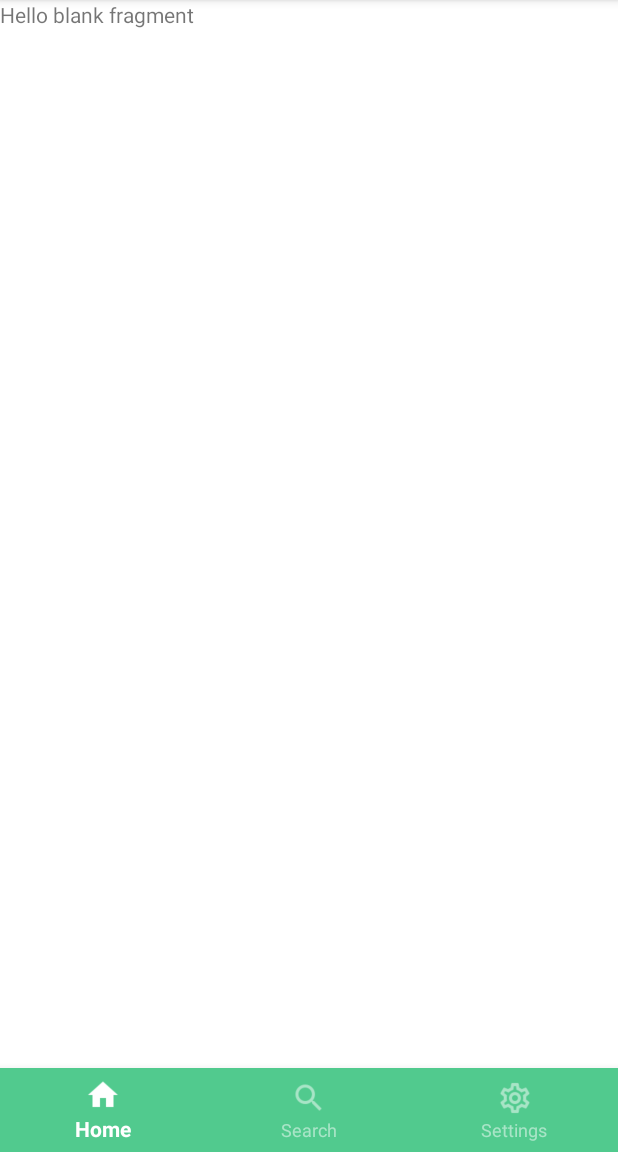
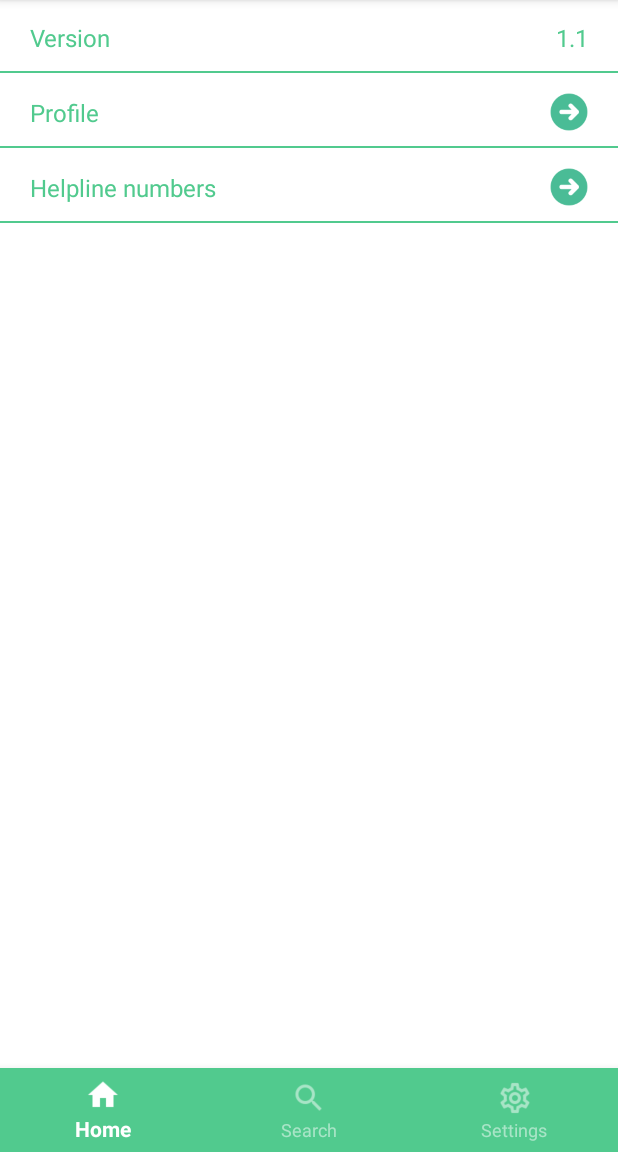
Before and after one commit to afshanaffu26/Flavours_Android, an Android app: the fragment SettingsFragment placed in its activity, on a phone screen of 412 x 824 dp, the part 84-1236 px from its top. Run offline under Robolectric (Android 15) with nearby library versions, the phone set to English and light mode, and no system bars.

Commit message:
Settings and Profile UI and Navigations

```diff
--- a/app/src/main/AndroidManifest.xml
+++ b/app/src/main/AndroidManifest.xml
@@ -9,7 +9,8 @@
         android:roundIcon="@mipmap/ic_launcher_round"
         android:supportsRtl="true"
         android:theme="@style/AppTheme">
-        <activity android:name=".HomeActivity"></activity>
+        <activity android:name=".ProfileActivity"></activity>
+        <activity android:name=".HomeActivity" />
         <activity android:name=".LoginActivity" />
         <activity android:name=".MainActivity">
             <intent-filter>
--- a/app/src/main/java/com/example/flavours/SettingsFragment.java
+++ b/app/src/main/java/com/example/flavours/SettingsFragment.java
@@ -1,5 +1,7 @@
 package com.example.flavours;
 
+import android.app.Activity;
+import android.content.Intent;
 import android.os.Bundle;
 
 import androidx.fragment.app.Fragment;
@@ -7,13 +9,14 @@ import androidx.fragment.app.Fragment;
 import android.view.LayoutInflater;
 import android.view.View;
 import android.view.ViewGroup;
+import android.widget.ImageView;
 
 /**
  * A simple {@link Fragment} subclass.
  * Use the {@link SettingsFragment#newInstance} factory method to
  * create an instance of this fragment.
  */
-public class SettingsFragment extends Fragment {
+public class SettingsFragment extends Fragment implements View.OnClickListener {
 
     // TODO: Rename parameter arguments, choose names that match
     // the fragment initialization parameters, e.g. ARG_ITEM_NUMBER
@@ -59,6 +62,28 @@ public class SettingsFragment extends Fragment {
     public View onCreateView(LayoutInflater inflater, ViewGroup container,
                              Bundle savedInstanceState) {
         // Inflate the layout for this fragment
-        return inflater.inflate(R.layout.fragment_settings, container, false);
+        // return inflater.inflate(R.layout.fragment_settings, container, false);
+        View v = inflater.inflate(R.layout.fragment_settings, container, false);
+
+        ImageView imgProfileBtn = v.findViewById(R.id.imgProfileBtn);
+        imgProfileBtn.setOnClickListener(this);
+        ImageView imgHelplineBtn = v.findViewById(R.id.imgHelplineBtn);
+        imgHelplineBtn.setOnClickListener(this);
+        return v;
+    }
+    @Override
+    public void onClick(View v) {
+        switch (v.getId()) {
+            case R.id.imgProfileBtn:
+                Intent i = new Intent(getActivity(), ProfileActivity.class);
+                startActivity(i);
+                ((Activity) getActivity()).overridePendingTransition(0, 0);
+                break;
+            case R.id.imgHelplineBtn:
+//                Intent intent = new Intent(getActivity(), HelplineActivity.class);
+//                startActivity(intent);
+//                ((Activity) getActivity()).overridePendingTransition(0, 0);
+                break;
+        }
     }
 }
--- a/app/src/main/res/layout/fragment_settings.xml
+++ b/app/src/main/res/layout/fragment_settings.xml
@@ -1,14 +1,128 @@
 <?xml version="1.0" encoding="utf-8"?>
 <FrameLayout xmlns:android="http://schemas.android.com/apk/res/android"
+    xmlns:app="http://schemas.android.com/apk/res-auto"
     xmlns:tools="http://schemas.android.com/tools"
     android:layout_width="match_parent"
     android:layout_height="match_parent"
+    android:background="@color/colorWhite"
     tools:context=".SettingsFragment">
 
-    <!-- TODO: Update blank fragment layout -->
-    <TextView
+    <LinearLayout
         android:layout_width="match_parent"
         android:layout_height="match_parent"
-        android:text="@string/hello_blank_fragment" />
+        android:orientation="vertical">
 
+        <RelativeLayout
+            android:layout_width="match_parent"
+            android:layout_height="50dp">
+
+            <TextView
+                android:id="@+id/textView13"
+                android:layout_width="wrap_content"
+                android:layout_height="wrap_content"
+                android:layout_alignParentStart="true"
+                android:layout_alignParentLeft="true"
+                android:layout_centerVertical="true"
+                android:layout_marginStart="20dp"
+                android:layout_marginLeft="20dp"
+                android:text="Version"
+                android:textColor="@color/myTextColor"
+                android:textSize="16sp" />
+
+            <TextView
+                android:id="@+id/textView14"
+                android:layout_width="wrap_content"
+                android:layout_centerVertical="true"
+                android:layout_height="wrap_content"
+                android:layout_alignParentEnd="true"
+                android:layout_alignParentRight="true"
+                android:layout_marginEnd="20dp"
+                android:textSize="16sp"
+                android:layout_marginRight="20dp"
+                android:textColor="@color/myMainColor"
+                android:text="1.1" />
+
+            <TextView
+                android:id="@+id/textView15"
+                android:layout_width="match_parent"
+                android:layout_height="1dp"
+                android:layout_alignParentBottom="true"
+                android:layout_marginBottom="1dp"
+                android:background="@color/colorPrimary" />
+
+        </RelativeLayout>
+
+        <RelativeLayout
+            android:layout_width="match_parent"
+            android:layout_height="50dp">
+
+            <TextView
+                android:id="@+id/textView12"
+                android:layout_width="wrap_content"
+                android:layout_height="wrap_content"
+                android:layout_alignParentStart="true"
+                android:layout_alignParentLeft="true"
+                android:layout_centerVertical="true"
+                android:layout_marginStart="20dp"
+                android:layout_marginLeft="20dp"
+                android:text="Profile"
+                android:textColor="@color/myTextColor"
+                android:textSize="16sp" />
+
+            <ImageView
+                android:id="@+id/imgProfileBtn"
+                android:layout_width="25dp"
+                android:layout_height="25dp"
+                android:layout_alignParentEnd="true"
+                android:layout_alignParentRight="true"
+                android:layout_centerVertical="true"
+                android:layout_marginEnd="20dp"
+                android:layout_marginRight="20dp"
+                android:src="@drawable/next" />
+            <TextView
+                android:id="@+id/textView16"
+                android:layout_width="match_parent"
+                android:layout_height="1dp"
+                android:layout_alignParentBottom="true"
+                android:layout_marginBottom="1dp"
+                android:background="@color/colorPrimary" />
+        </RelativeLayout>
+
+        <RelativeLayout
+            android:layout_width="match_parent"
+            android:layout_height="50dp">
+
+            <TextView
+                android:id="@+id/textView11"
+                android:layout_width="wrap_content"
+                android:layout_height="wrap_content"
+                android:layout_alignParentStart="true"
+                android:layout_alignParentLeft="true"
+                android:layout_centerVertical="true"
+                android:layout_marginStart="20dp"
+                android:layout_marginLeft="20dp"
+                android:text="Helpline numbers"
+                android:textColor="@color/myTextColor"
+                android:textSize="16sp" />
+
+            <ImageView
+                android:id="@+id/imgHelplineBtn"
+                android:layout_width="25dp"
+                android:layout_height="25dp"
+                android:layout_alignParentEnd="true"
+                android:layout_alignParentRight="true"
+                android:layout_centerVertical="true"
+                android:layout_marginEnd="20dp"
+                android:layout_marginRight="20dp"
+                android:src="@drawable/next" />
+            <TextView
+                android:id="@+id/textView17"
+                android:layout_width="match_parent"
+                android:layout_height="1dp"
+                android:layout_alignParentBottom="true"
+                android:layout_marginBottom="1dp"
+                android:background="@color/colorPrimary" />
+        </RelativeLayout>
+
+    </LinearLayout>
 </FrameLayout>
```
Also changed, not shown: app/src/main/java/com/example/flavours/ProfileActivity.java (added, +14 -0 lines), app/src/main/res/layout/activity_profile.xml (added, +75 -0 lines), app/src/main/res/drawable/next.png (added).
